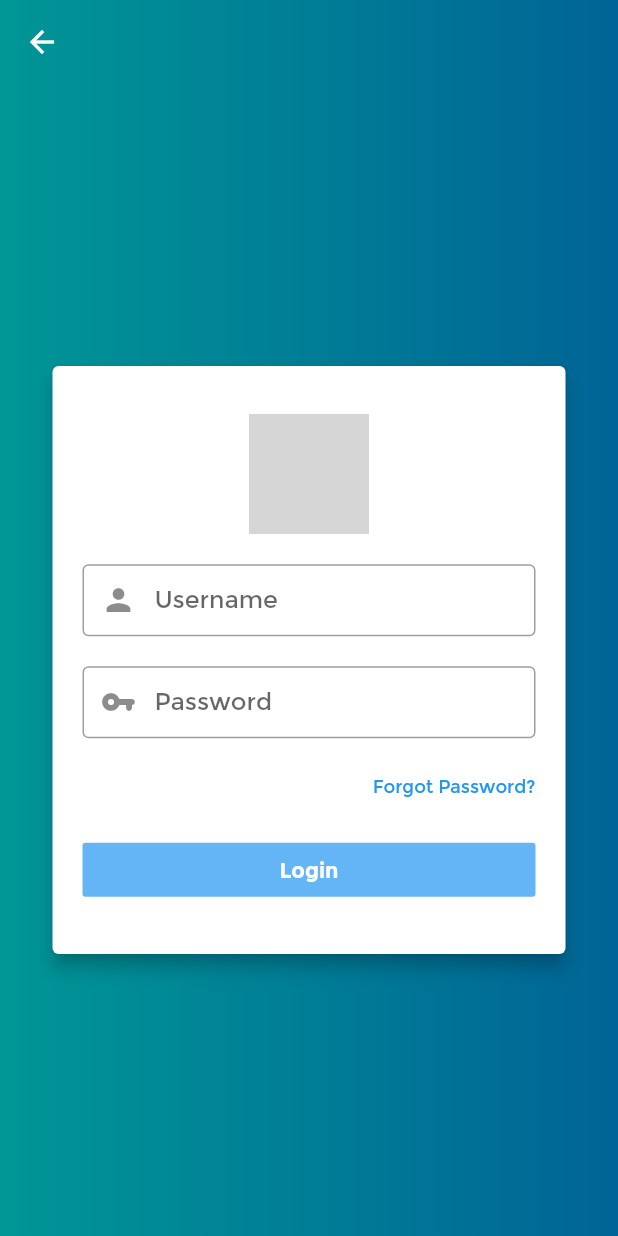
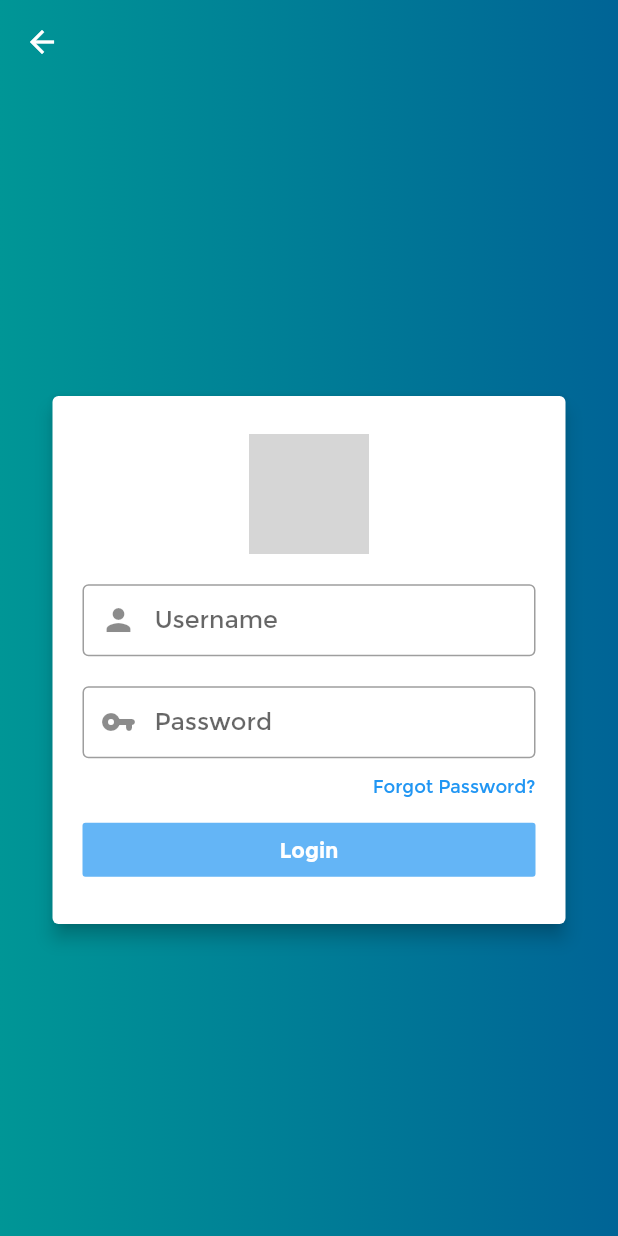
Before and after one commit to abymathewtkv/flutter_desktop-sample, a Flutter app: the LoginPage screen opened directly, on a phone screen of 412 x 824 dp. Run offline on Flutter 3.47's test engine with Material 2 defaults, Android fonts, the light colour scheme and no system bars; grey boxes are pictures that could not be loaded.

Commit message:
card height has been changed to 360

```diff
--- a/lib/LoginPage/loginPage.dart
+++ b/lib/LoginPage/loginPage.dart
@@ -6,14 +6,11 @@ class LoginPage extends StatefulWidget {
 }
 
 class _LoginPageState extends State<LoginPage> {
-
-
-final _formKey = GlobalKey<FormState>();
+  final _formKey = GlobalKey<FormState>();
 
   @override
   Widget build(BuildContext context) {
     return Scaffold(
-
       appBar: AppBar(
         flexibleSpace: Container(
           decoration: BoxDecoration(
@@ -42,7 +39,7 @@ final _formKey = GlobalKey<FormState>();
         child: Center(
           child: Container(
             width: 350,
-            height: 400,
+            height: 360,
             child: Card(
               elevation: 5.0,
               child: Padding(
@@ -68,7 +65,7 @@ final _formKey = GlobalKey<FormState>();
                                 ),
                                 TextFormField(
                                   validator: (value) {
-                                    if(value!.isEmpty){
+                                    if (value!.isEmpty) {
                                       return "Enter Username";
                                     }
                                     return null;
@@ -92,10 +89,10 @@ final _formKey = GlobalKey<FormState>();
                                 ),
                                 TextFormField(
                                   validator: (value) {
-                                    if(value!.isEmpty){
+                                    if (value!.isEmpty) {
                                       return "Enter Password";
                                     }
-                                    if(value.length<6){
+                                    if (value.length < 6) {
                                       return "Minimu 6 Characters required";
                                     }
                                     return null;
@@ -121,17 +118,17 @@ final _formKey = GlobalKey<FormState>();
                         ),
                       ),
                       Align(
-                        alignment: Alignment.centerRight,
+                          alignment: Alignment.centerRight,
                           child: Text(
-                        "Forgot Password?",
-                        style: TextStyle(fontSize: 12, color: Colors.blue),
-                      )),
+                            "Forgot Password?",
+                            style: TextStyle(fontSize: 12, color: Colors.blue),
+                          )),
                       Row(
                         children: [
                           Expanded(
                             child: FlatButton(
                               onPressed: () {
-                                if(_formKey.currentState!.validate()){
+                                if (_formKey.currentState!.validate()) {
                                   print("valilated");
                                 }
                               },
```
